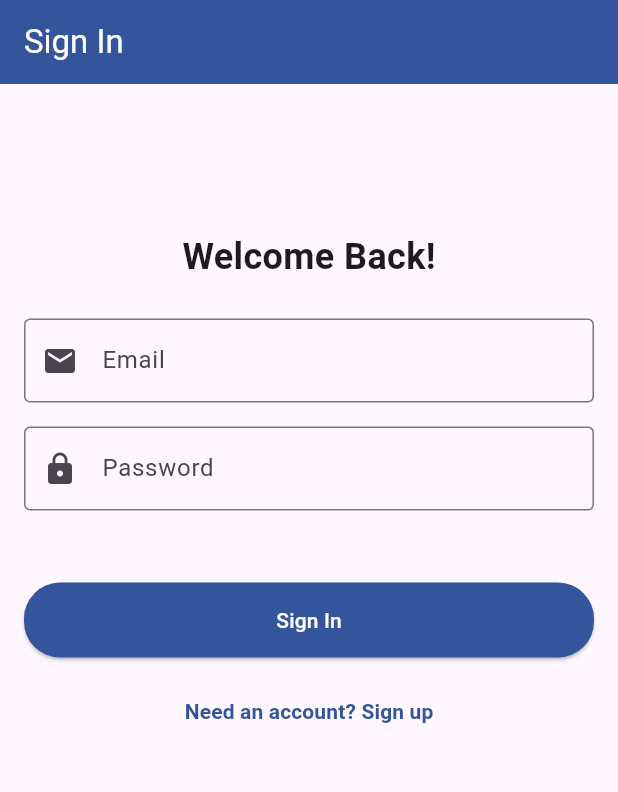
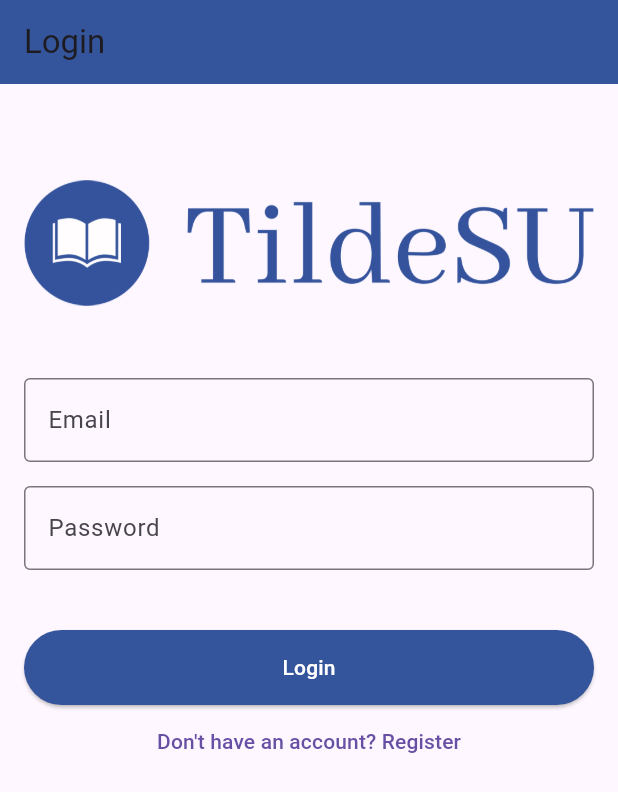
Before and after one commit to Abylaikhan-Bari/TildeSU-teacher, a Flutter app: the screen it shows after launch, on a phone screen of 412 x 824 dp. Shown: the top 792 px of the screen. Run offline on Flutter 3.47's test engine with Material 3 defaults, Android fonts, the phone set to English and light mode, and no system bars; our stand-ins replace cloud_firestore, firebase_auth, firebase_core; accounts and stored records are empty.

```diff
--- a/lib/src/screens/authentication/authentication_screen.dart
+++ b/lib/src/screens/authentication/authentication_screen.dart
@@ -11,22 +11,33 @@ class AuthenticationScreen extends StatefulWidget {
 }
 
 class _AuthenticationScreenState extends State<AuthenticationScreen> {
-  final _formKey = GlobalKey<FormState>(); // Add a key for the form
+  final _formKey = GlobalKey<FormState>();
   final _emailController = TextEditingController();
   final _passwordController = TextEditingController();
-  final _authService = AuthService();
+  final _confirmPasswordController = TextEditingController();
+  final AuthService _authService = AuthService();
   AuthFormType _authFormType = AuthFormType.signIn;
-  String _errorMessage = ''; // To display error messages
+  String _errorMessage = '';
 
   @override
   void dispose() {
     _emailController.dispose();
     _passwordController.dispose();
+    _confirmPasswordController.dispose();
     super.dispose();
   }
 
-  void _auth() async {
+  Future<void> _auth() async {
     if (_formKey.currentState!.validate()) {
+      // If it's a signUp form, check if the passwords match
+      if (_authFormType == AuthFormType.signUp &&
+          _passwordController.text != _confirmPasswordController.text) {
+        setState(() {
+          _errorMessage = "Passwords do not match";
+        });
+        return;
+      }
+
       try {
         UserCredential userCredential;
         if (_authFormType == AuthFormType.signIn) {
@@ -40,12 +51,12 @@ class _AuthenticationScreenState extends State<AuthenticationScreen> {
             _passwordController.text.trim(),
           )) as UserCredential;
         }
+        // Navigate to AdminHome if a user is successfully signed in or signed up
         if (userCredential.user != null) {
           Navigator.of(context).pushReplacement(
             MaterialPageRoute(builder: (context) => AdminHome()),
           );
         } else {
-          // If userCredential.user is null, handle it accordingly
           setState(() {
             _errorMessage = 'Authentication failed, please try again.';
           });
@@ -60,10 +71,13 @@ class _AuthenticationScreenState extends State<AuthenticationScreen> {
 
   void _toggleFormType() {
     setState(() {
-      _errorMessage = ''; // Clear error message when switching form type
       _authFormType = _authFormType == AuthFormType.signIn
           ? AuthFormType.signUp
           : AuthFormType.signIn;
+      _errorMessage = '';
+      _emailController.clear();
+      _passwordController.clear();
+      _confirmPasswordController.clear();
     });
   }
 
@@ -72,9 +86,8 @@ class _AuthenticationScreenState extends State<AuthenticationScreen> {
     final isSignInForm = _authFormType == AuthFormType.signIn;
     return Scaffold(
       appBar: AppBar(
-        title: Text(isSignInForm ? 'Sign In' : 'Sign Up',
-            style: const TextStyle(color: Colors.white)),
-        backgroundColor: Color(0xFF34559C), // Add a consistent color theme
+        title: Text(isSignInForm ? 'Login' : 'Register'),
+        backgroundColor: Color(0xFF34559C),
       ),
       body: SingleChildScrollView(
         padding: EdgeInsets.all(16),
@@ -83,71 +96,75 @@ class _AuthenticationScreenState extends State<AuthenticationScreen> {
           child: Column(
             mainAxisAlignment: MainAxisAlignment.center,
             children: [
-              SizedBox(
-                  height: MediaQuery.of(context).size.height *
-                      0.1), // Add some spacing
-              Text(
-                isSignInForm ? 'Welcome Back!' : 'Create Account',
-                style: TextStyle(fontSize: 24, fontWeight: FontWeight.bold),
-              ),
-              SizedBox(height: 24),
+              SizedBox(height: 40),
+              Image.asset('assets/logo.png', height: 100, errorBuilder: (context, error, stackTrace) {
+                return Icon(Icons.error); // Fallback to an icon if the image fails to load
+              }), SizedBox(height: 40),
               TextFormField(
                 controller: _emailController,
                 decoration: InputDecoration(
+                  labelText: 'Email',
                   border: OutlineInputBorder(),
-                  labelText: 'Email',
-                  prefixIcon: Icon(Icons.email),
                 ),
-                validator: (value) => (value == null || value.isEmpty)
-                    ? 'Please enter your email'
-                    : null,
+                validator: (value) {
+                  if (value == null || value.isEmpty) {
+                    return 'Please enter your email';
+                  }
+                  return null;
+                },
               ),
               SizedBox(height: 16),
               TextFormField(
                 controller: _passwordController,
                 decoration: InputDecoration(
+                  labelText: 'Password',
                   border: OutlineInputBorder(),
-                  labelText: 'Password',
-                  prefixIcon: Icon(Icons.lock),
                 ),
                 obscureText: true,
-                validator: (value) => (value == null || value.isEmpty)
-                    ? 'Please enter your password'
-                    : null,
+                validator: (value) {
+                  if (value == null || value.isEmpty) {
+                    return 'Please enter your password';
+                  }
+                  return null;
+                },
               ),
+              // Confirm Password field for SignUp form
+              if (_authFormType == AuthFormType.signUp)
+                Column(
+                  children: [
+                    SizedBox(height: 16),
+                    TextFormField(
+                      controller: _confirmPasswordController,
+                      decoration: InputDecoration(
+                        labelText: 'Confirm Password',
+                        border: OutlineInputBorder(),
+                      ),
+                      obscureText: true,
+                      validator: (value) {
+                        if (value == null || value.isEmpty) {
+                          return 'Please confirm your password';
+                        }
+                        return null;
+                      },
+                    ),
+                  ],
+                ),
               SizedBox(height: 24),
               if (_errorMessage.isNotEmpty)
-                Text(_errorMessage,
-                    style: TextStyle(color: Colors.red, fontSize: 14)),
-              SizedBox(height: 24),
+                Text(_errorMessage, style: TextStyle(color: Colors.red)),
+              SizedBox(height: 16),
               ElevatedButton(
                 onPressed: _auth,
-                child: Text(
-                  isSignInForm ? 'Sign In' : 'Sign Up',
-                  style: TextStyle(
-                      color: Colors.white), // Ensuring text color is white
-                ),
+                child: Text(isSignInForm ? 'Login' : 'Register'),
                 style: ElevatedButton.styleFrom(
-                  backgroundColor: Color(0xFF34559C),
-                  minimumSize: Size(double.infinity, 50),
-                  // Full width and fixed height
-                  shape: RoundedRectangleBorder(
-                    borderRadius: BorderRadius.circular(24),
-                  ),
+                  foregroundColor: Colors.white, backgroundColor: Color(0xFF34559C), minimumSize: Size(double.infinity, 50), // text color
                 ),
               ),
-              SizedBox(height: 12),
               TextButton(
                 onPressed: _toggleFormType,
-                child: Text(
-                  isSignInForm
-                      ? 'Need an account? Sign up'
-                      : 'Have an account? Sign in',
-                  style: TextStyle(
-                    color: Color(0xFF34559C),
-                    fontWeight: FontWeight.bold,
-                  ),
-                ),
+                child: Text(isSignInForm
+                    ? 'Don\'t have an account? Register'
+                    : 'Already have an account? Login'),
               ),
             ],
           ),
--- a/pubspec.yaml
+++ b/pubspec.yaml
@@ -61,7 +61,8 @@ flutter:
   # included with your application, so that you can use the icons in
   # the material Icons class.
   uses-material-design: true
-
+  assets:
+    - assets/logo.png
   # To add assets to your application, add an assets section, like this:
   # assets:
   #   - images/a_dot_burr.jpeg
```
Also changed, not shown: assets/logo.png (added), pubspec.lock.
